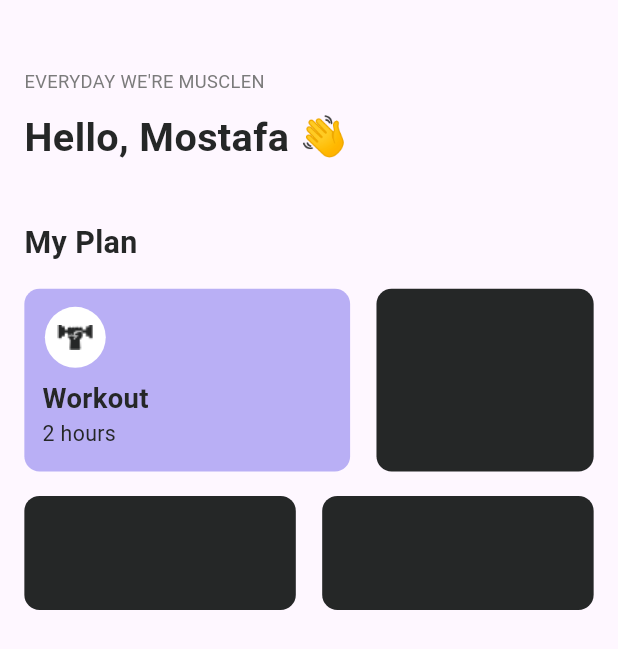
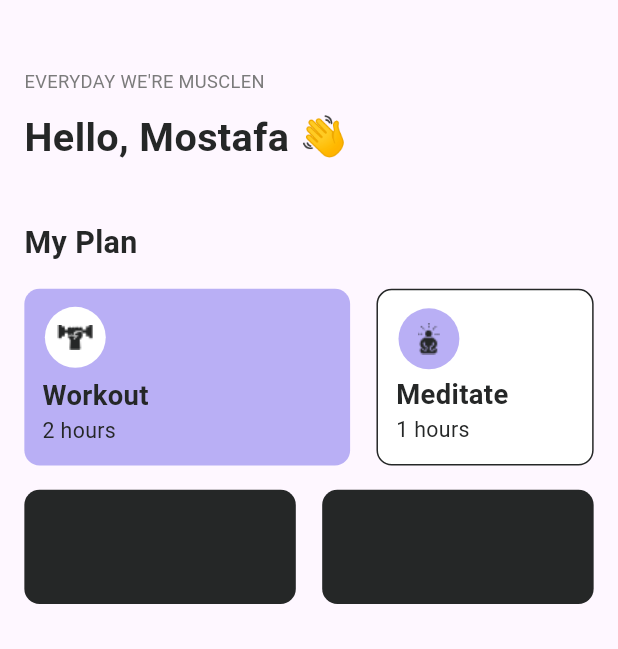
Before and after one commit to mostafaramadanhamed/fit_sphare, a Flutter app: the HomeScreen screen opened by its route, on a phone screen of 412 x 824 dp. Shown: the top 649 px of the screen. Run offline on Flutter 3.47's test engine with Material 3 defaults, Android fonts, the phone set to English and light mode, and no system bars; our stand-ins replace flutter_screenutil.

Commit message:
- added meditate container

```diff
--- a/lib/features/home/ui/home_screen.dart
+++ b/lib/features/home/ui/home_screen.dart
@@ -37,7 +37,7 @@ class HomeScreen extends StatelessWidget {
                 child: Container(
                   padding: const EdgeInsets.all(12),
                   alignment: AlignmentDirectional.centerStart,
-                  height: 120.h,
+                  height: 116.h,
                   decoration: BoxDecoration(
                     color: ColorsManager.lightPurple,
                     borderRadius: BorderRadius.circular(10.r),
@@ -56,7 +56,7 @@ class HomeScreen extends StatelessWidget {
                               'assets/images/workout.png',
                             ))),
                       ),
-                     8.ph,
+                     6.ph,
                       Text(
                         'Workout',
                         style: TextStyles.font18LightBlackBold,
@@ -74,10 +74,39 @@ class HomeScreen extends StatelessWidget {
               Expanded(
                 flex: 2,
                 child: Container(
-                  height: 120.h,
+                  alignment: AlignmentDirectional.centerStart,
+                  height: 116.h,
+                    padding: const EdgeInsets.all(12),
                   decoration: BoxDecoration(
-                    color: ColorsManager.lightBlack,
+                    color: Colors.white,
+                    border: Border.all(color: ColorsManager.lightBlack),
                     borderRadius: BorderRadius.circular(10.r),
+                  ),
+                  child: Column(
+                    crossAxisAlignment: CrossAxisAlignment.start,
+                    children: [
+                      Container(
+                        height: 40.h,
+                        width: 40.w,
+                        decoration: const BoxDecoration(
+                          color: ColorsManager.lightPurple,
+                            shape: BoxShape.circle,
+                            image: DecorationImage(
+                                image: AssetImage(
+                              'assets/images/meditate.png',
+                            ))),
+                      )  ,
+                      4.ph,
+                      Text(
+                        'Meditate',
+                        style: TextStyles.font18LightBlackBold,
+                      ),
+
+                      Text(
+                        '1 hours',
+                        style: TextStyles.font14LightBlackReguler,
+                      ),
+                    ],
                   ),
                 ),
               ),
```
Also changed, not shown: assets/images/meditate.png (added).
